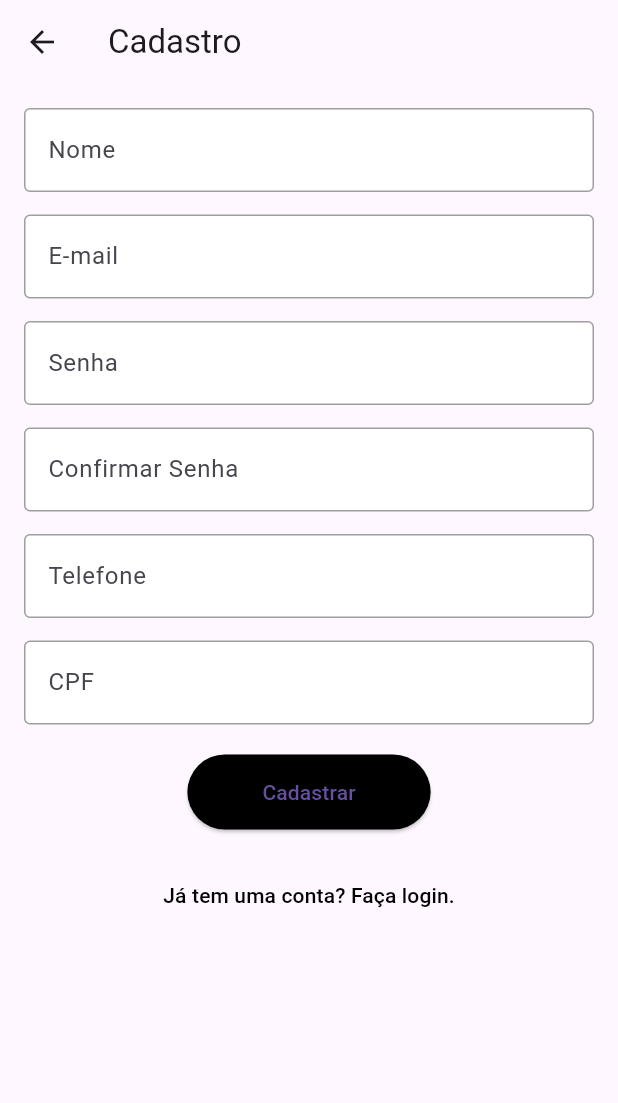
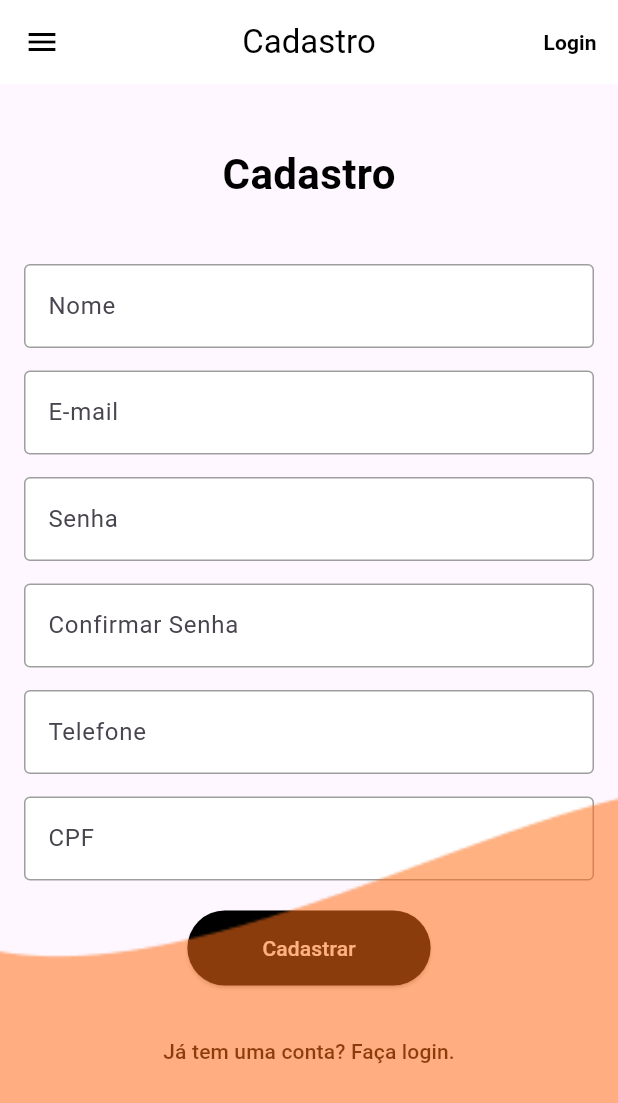
Before and after one commit to Paiva8859/projeto-final-DEV-SENAI, a Flutter app: the CadastroPage screen opened by its route, on a phone screen of 412 x 824 dp. Shown: the top 1103 px of the screen. Run offline on Flutter 3.47's test engine with Material 3 defaults, Android fonts, the phone set to English and light mode, and no system bars; our stand-ins replace firebase_auth, firebase_core, mask_text_input_formatter; accounts and stored records are empty.

Commit message:
Estilização da home, login e cadastro

```diff
--- a/projeto_final_mobile/lib/main.dart
+++ b/projeto_final_mobile/lib/main.dart
@@ -1,6 +1,7 @@
 import 'package:firebase_core/firebase_core.dart';
 import 'package:flutter/material.dart';
 import 'package:projeto_final_mobile/screens/cadastro_page.dart';
+import 'package:projeto_final_mobile/screens/home_page.dart';
 import 'package:projeto_final_mobile/screens/login_page.dart';
 
 void main() async {
@@ -9,11 +10,11 @@ void main() async {
 
   runApp(MaterialApp(
     debugShowCheckedModeBanner: false,
-    initialRoute: '/cadastro',
+    initialRoute: '/login',
     routes: {
       '/cadastro': (context) => CadastroPage(),
       '/login': (context) => LoginPage(),
-      '/home': (context) => HomePage(cpf: '123-456-78',),
+      '/home': (context) => HomePage(),
     },
   ));
 }
--- a/projeto_final_mobile/lib/screens/cadastro_page.dart
+++ b/projeto_final_mobile/lib/screens/cadastro_page.dart
@@ -137,75 +137,76 @@ class CadastroPage extends StatelessWidget {
   Widget build(BuildContext context) {
     return Scaffold(
       appBar: AppBar(
-        title: Text('Cadastro'),
-        backgroundColor: Colors.transparent,
+        backgroundColor: Colors.white,
         elevation: 0,
+        title: const Text('Cadastro', style: TextStyle(color: Colors.black)),
+        centerTitle: true,
+        actions: [
+          TextButton(
+            onPressed: () {
+              Navigator.pop(context);
+              Navigator.pushNamed(context, '/login');
+            },
+            child: const Text(
+              'Login',
+              style:
+                  TextStyle(color: Colors.black, fontWeight: FontWeight.bold),
             ),
-      body: SingleChildScrollView(
-        padding: const EdgeInsets.all(16.0),
+          ),
+        ],
+        leading: IconButton(
+          icon: const Icon(Icons.menu, color: Colors.black),
+          onPressed: () {},
+        ),
+      ),
+      body: Stack(
+        children: [
+          SingleChildScrollView(
+            padding: const EdgeInsets.symmetric(horizontal: 16.0),
             child: Column(
               mainAxisAlignment: MainAxisAlignment.center,
               children: [
-            _buildTextField(_nomeController, 'Nome'),
-            SizedBox(height: 15),
-            _buildTextField(_emailController, 'E-mail', keyboardType: TextInputType.emailAddress),
-            SizedBox(height: 15),
-            _buildTextField(_senhaController, 'Senha', obscureText: true),
-            SizedBox(height: 15),
-            _buildTextField(_confirmarSenhaController, 'Confirmar Senha', obscureText: true),
-            SizedBox(height: 15),
-
-            // Campo de telefone com máscara
-            TextField(
-              controller: _telefoneController,
-              inputFormatters: [maskFormatterTelefone],
-              keyboardType: TextInputType.phone,
-              decoration: InputDecoration(
-                labelText: 'Telefone',
-                filled: true,
-                fillColor: Colors.white,
-                border: OutlineInputBorder(),
-                enabledBorder: OutlineInputBorder(borderSide: BorderSide(color: Colors.grey)),
-                focusedBorder: OutlineInputBorder(borderSide: BorderSide(color: Colors.orange)),
+                const SizedBox(height: 40),
+                const Text(
+                  'Cadastro',
+                  style: TextStyle(
+                    fontSize: 28,
+                    fontWeight: FontWeight.bold,
+                    color: Colors.black,
                   ),
                 ),
-            SizedBox(height: 15),
-
-            // Campo de CPF com máscara
-            TextField(
-              controller: _cpfController,
-              inputFormatters: [maskFormatterCPF],
-              keyboardType: TextInputType.number,
-              decoration: InputDecoration(
-                labelText: 'CPF',
-                filled: true,
-                fillColor: Colors.white,
-                border: OutlineInputBorder(),
-                enabledBorder: OutlineInputBorder(borderSide: BorderSide(color: Colors.grey)),
-                focusedBorder: OutlineInputBorder(borderSide: BorderSide(color: Colors.orange)),
-              ),
-            ),
-            SizedBox(height: 20),
-
-            // Botão para cadastrar
+                const SizedBox(height: 40),
+                _buildTextField(_nomeController, 'Nome'),
+                const SizedBox(height: 15),
+                _buildTextField(_emailController, 'E-mail', keyboardType: TextInputType.emailAddress),
+                const SizedBox(height: 15),
+                _buildTextField(_senhaController, 'Senha', obscureText: true),
+                const SizedBox(height: 15),
+                _buildTextField(_confirmarSenhaController, 'Confirmar Senha', obscureText: true),
+                const SizedBox(height: 15),
+                _buildTextField(_telefoneController, 'Telefone', maskFormatter: maskFormatterTelefone),
+                const SizedBox(height: 15),
+                _buildTextField(_cpfController, 'CPF', maskFormatter: maskFormatterCPF),
+                const SizedBox(height: 20),
                 ElevatedButton(
                   onPressed: () async {
                     await _cadastrarUsuario(context);
                   },
-              child: Text('Cadastrar'),
                   style: ElevatedButton.styleFrom(
                     backgroundColor: Colors.black,
-                padding: EdgeInsets.symmetric(horizontal: 50, vertical: 15),
+                    padding: const EdgeInsets.symmetric(horizontal: 50, vertical: 15),
+                  ),
+                  child: const Text(
+                    'Cadastrar',
+                    style: TextStyle(color: Colors.white),
                   ),
                 ),
-            SizedBox(height: 20),
-
-            // Botão para redirecionar para a página de login
+                const SizedBox(height: 20),
                 TextButton(
                   onPressed: () {
-                Navigator.pushReplacementNamed(context, '/login');  // Navega para a página de login
+                    Navigator.pushReplacementNamed(context, '/login');
                   },
-              child: Text(
+                  child: const Text(
                     'Já tem uma conta? Faça login.',
                     style: TextStyle(color: Colors.black),
                   ),
@@ -213,22 +214,39 @@ class CadastroPage extends StatelessWidget {
               ],
             ),
           ),
+          Align(
+            alignment: Alignment.bottomCenter,
+            child: Container(
+              height: 300,
+              decoration: BoxDecoration(
+                image: DecorationImage(
+                  image: AssetImage('assets/imagem-de-fundo(cadastro-e-login).png'),
+                  fit: BoxFit.cover,
+                ),
+              ),
+            ),
+          ),
+        ],
+      ),
     );
   }
 
   Widget _buildTextField(TextEditingController controller, String label,
-      {TextInputType keyboardType = TextInputType.text, bool obscureText = false}) {
+      {TextInputType keyboardType = TextInputType.text,
+      bool obscureText = false,
+      MaskTextInputFormatter? maskFormatter}) {
     return TextField(
       controller: controller,
       keyboardType: keyboardType,
       obscureText: obscureText,
+      inputFormatters: maskFormatter != null ? [maskFormatter] : [],
       decoration: InputDecoration(
         labelText: label,
         filled: true,
         fillColor: Colors.white,
         border: OutlineInputBorder(),
-        enabledBorder: OutlineInputBorder(borderSide: BorderSide(color: Colors.grey)),
-        focusedBorder: OutlineInputBorder(borderSide: BorderSide(color: Colors.orange)),
+        enabledBorder: const OutlineInputBorder(borderSide: BorderSide(color: Colors.grey)),
+        focusedBorder: const OutlineInputBorder(borderSide: BorderSide(color: Colors.orange)),
       ),
     );
   }
```
Also changed, not shown: projeto_final_mobile/lib/screens/home_page.dart (+19 -10 lines), projeto_final_mobile/lib/screens/login_page.dart (+73 -42 lines). Lines whose indentation alone changed are shown as unchanged.
